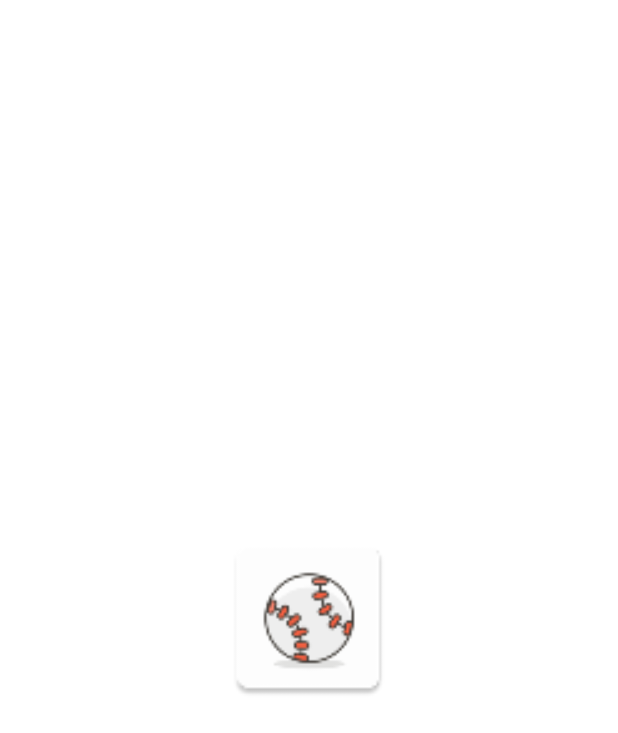
After one commit to yhwba/BaseBallGame_20200525, an Android app: the layout activity_splash.xml on its own in the app's theme, with its tools: preview values and no code run, on a phone screen of 412 x 824 dp. The commit adds this screen. Shown: the top 733 px of the screen. Run offline under Robolectric (Android 15) with nearby library versions, the phone set to English and light mode, and no system bars.

Commit message:
SplashActivity 추가 이 화면을 시작점으로 설정

```diff
--- a/app/build.gradle
+++ b/app/build.gradle
@@ -21,7 +21,7 @@ android {
         }
 
     }
-    dataBinding{
+    dataBinding {
         enabled = true
     }
 }
--- a/app/src/main/AndroidManifest.xml
+++ b/app/src/main/AndroidManifest.xml
@@ -9,12 +9,16 @@
         android:roundIcon="@mipmap/ic_baseball_round"
         android:supportsRtl="true"
         android:theme="@style/AppTheme">
-        <activity android:name=".MainActivity">
+        <activity android:name=".SplashActivity">
             <intent-filter>
                 <action android:name="android.intent.action.MAIN" />
 
                 <category android:name="android.intent.category.LAUNCHER" />
             </intent-filter>
+
+        </activity>
+        <activity android:name=".MainActivity">
+
         </activity>
     </application>
 
--- /dev/null
+++ b/app/src/main/res/layout/activity_splash.xml
@@ -0,0 +1,19 @@
+<?xml version="1.0" encoding="utf-8"?>
+<LinearLayout xmlns:android="http://schemas.android.com/apk/res/android"
+    xmlns:app="http://schemas.android.com/apk/res-auto"
+    xmlns:tools="http://schemas.android.com/tools"
+    android:layout_width="match_parent"
+    android:layout_height="match_parent"
+    tools:context=".SplashActivity"
+    android:orientation="vertical"
+    android:gravity="center"
+    android:background="#ffffff"
+    >
+
+    <ImageView
+        android:layout_width="120dp"
+        android:layout_height="120dp"
+        android:src="@mipmap/ic_baseball"/>
+
+
+</LinearLayout>
--- a/app/src/main/res/values/colors.xml
+++ b/app/src/main/res/values/colors.xml
@@ -1,6 +1,6 @@
 <?xml version="1.0" encoding="utf-8"?>
 <resources>
-    <color name="colorPrimary">#6200EE</color>
+    <color name="colorPrimary">#000000</color>
     <color name="colorPrimaryDark">#3700B3</color>
     <color name="colorAccent">#03DAC5</color>
 </resources>
```
Also changed, not shown: app/src/main/java/kr/co/yhw/baseballgame_20200525/SplashActivity.java (added, +26 -0 lines).
